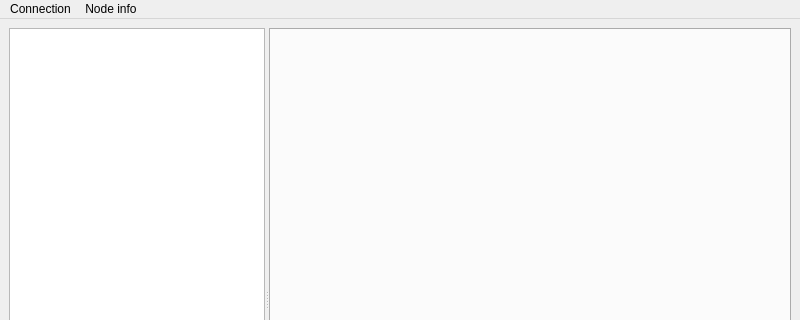
The window that ui/MainWindow.ui (Kracav4ik/zk3v) describes before a commit, drawn with Qt 5; both pictures show x 0 to 800 and y 0 to 320 of the 800 by 600 pixel window.
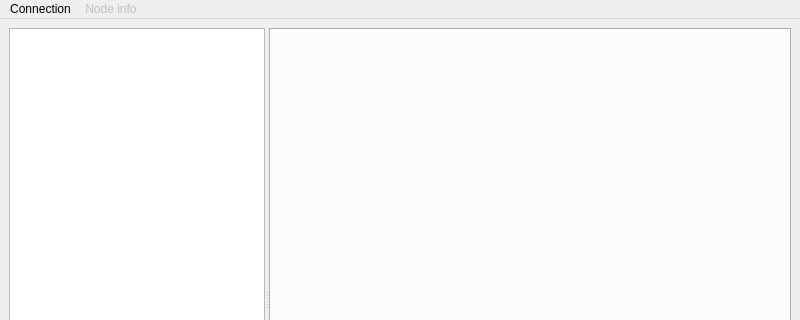
The same window after the commit.

```diff
--- a/ui/MainWindow.ui
+++ b/ui/MainWindow.ui
@@ -94,7 +94,10 @@
      <height>21</height>
     </rect>
    </property>
-   <widget class="QMenu" name="menufile">
+   <widget class="QMenu" name="menuFileInfo">
+    <property name="enabled">
+     <bool>false</bool>
+    </property>
     <property name="title">
      <string>Node info</string>
     </property>
@@ -117,7 +120,7 @@
     <addaction name="actionChangeServerAddress"/>
    </widget>
    <addaction name="menuConnect"/>
-   <addaction name="menufile"/>
+   <addaction name="menuFileInfo"/>
   </widget>
   <widget class="QStatusBar" name="statusbar"/>
   <action name="actionCreationTransactionId">
```
